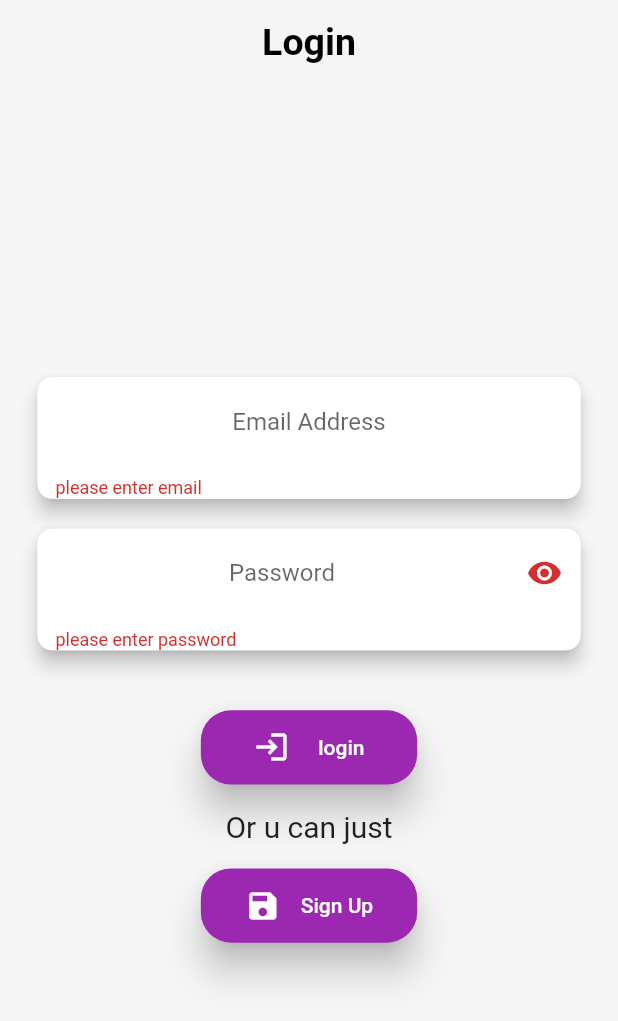
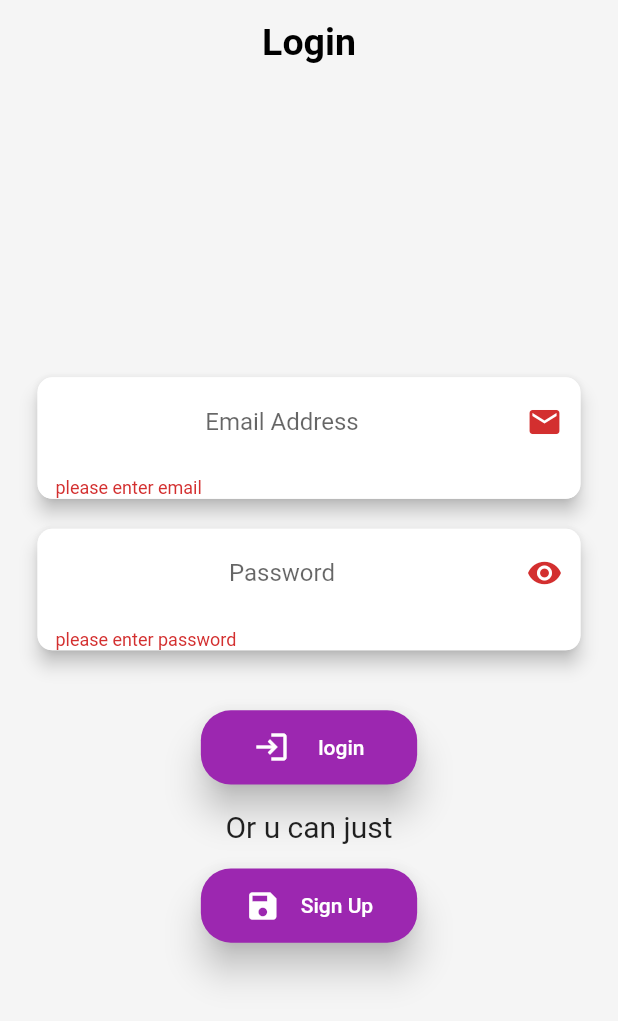
Before and after one commit to MohamedTarek19/task_3, a Flutter app: the screen it shows after launch, after a tap on "login", on a phone screen of 412 x 824 dp. Shown: the top 1021 px of the screen. Run offline on Flutter 3.47's test engine with Material 2 defaults, Android fonts, the phone set to English and light mode, and no system bars; our stand-ins replace cloud_firestore, firebase_auth, firebase_core, flutter_bloc; accounts and stored records are empty; network calls fail.

Commit message:
task5 commit2

```diff
--- /dev/null
+++ b/lib/dataCubit/cubit_app_status.dart
@@ -0,0 +1,18 @@
+abstract class AppState{
+}
+
+class MyAppInit extends AppState{}
+
+class onPorductLoading extends AppState{}
+class onPorductSuccess extends AppState{}
+class onPorductError extends AppState{
+  onPorductError({required this.error});
+  String error;
+}
+
+class onLoginLoading extends AppState{}
+class onLoginSuccess extends AppState{}
+class onLoginError extends AppState{
+  onLoginError({required this.error});
+  String error;
+}
--- /dev/null
+++ b/lib/dataCubit/my_app_cubit.dart
@@ -0,0 +1,49 @@
+import 'package:firebase_auth/firebase_auth.dart';
+import 'package:flutter/material.dart';
+import 'package:flutter_bloc/flutter_bloc.dart';
+import 'package:task_3/api/model.dart';
+import 'package:task_3/dataCubit/cubit_app_status.dart';
+import 'dart:convert';
+import "package:http/http.dart" as http;
+import 'package:task_3/main.dart';
+
+class AppCubit extends Cubit<AppState>{
+  AppCubit(): super(MyAppInit());
+
+  List<Product>? products = [];
+  Future<void> getProductsList() async {
+    emit(onPorductLoading());
+    Uri url = Uri.parse('https://dummyjson.com/products');
+    try{
+      var response = await http.get(url);
+      if (response.statusCode == 200) {
+        var body = jsonDecode(response.body)['products'] as List;
+        List<Product>? Products = [];
+        for (var b in body) {
+          Products.add(Product.fromJson(b));
+        }
+        products = Products;
+        print(products?.length);
+        emit(onPorductSuccess());
+      }
+    }catch(e){
+      emit(onPorductError(error: e.toString()));
+    }
+  }
+
+  Future<void> login(String Email,String Password) async{
+
+      try{
+        emit(onLoginLoading());
+        final credential = await FirebaseAuth.instance.signInWithEmailAndPassword(
+            email: Email,
+            password: Password
+        );
+        if(credential.user != null){
+          emit(onLoginSuccess());
+        }
+      }catch(e){
+        emit(onLoginError(error: e.toString()));
+      }
+    }
+  }
--- a/lib/view/auth_screen.dart
+++ b/lib/view/login_screen.dart
@@ -1,4 +1,7 @@
 import 'package:flutter/material.dart';
+import 'package:flutter_bloc/flutter_bloc.dart';
+import 'package:task_3/dataCubit/cubit_app_status.dart';
+import 'package:task_3/dataCubit/my_app_cubit.dart';
 import 'package:task_3/main.dart';
 import 'package:task_3/view/first_screen.dart';
 import 'package:task_3/view/signup.dart';
@@ -7,35 +10,12 @@ import 'package:firebase_auth/firebase_auth.dart';
 import 'package:firebase_core/firebase_core.dart';
 import '../firebase_options.dart';
 
-
 class Login extends StatelessWidget {
   Login({Key? key}) : super(key: key);
   final _formKey = GlobalKey<FormState>();
   TextEditingController Email = TextEditingController();
   TextEditingController Password = TextEditingController();
   bool obsecureFlag = true;
-
-  Future<void> login(String Email,String Password,BuildContext context) async{
-    if(_formKey.currentState!.validate()){
-      try{
-        final credential = await FirebaseAuth.instance.signInWithEmailAndPassword(
-            email: Email,
-            password: Password
-        );
-        ScaffoldMessenger.of(context).showSnackBar(
-          const SnackBar(content: Text('Successfull!!!!!')),);
-        if(credential.user != null){
-          Navigator.of(context).pushAndRemoveUntil(
-              MaterialPageRoute(builder: (BuildContext context) {
-                return MyHomePage(title: 'Home',);
-              }), (value)=> false);
-        }
-      }catch(e){
-        ScaffoldMessenger.of(context).showSnackBar(
-          SnackBar(content: Text(e.toString())),);
-      }
-    }
-  }
 
   @override
   Widget build(BuildContext context) {
@@ -45,7 +25,7 @@ class Login extends StatelessWidget {
     return Scaffold(
       backgroundColor: Colors.grey[100],
       appBar: AppBar(
-        iconTheme: IconThemeData(
+        iconTheme: const IconThemeData(
           color: Colors.black, // <-- SEE HERE
         ),
         centerTitle: true,
@@ -61,7 +41,6 @@ class Login extends StatelessWidget {
         ),
       ),
       body: Container(
-
         width: width,
         margin: const EdgeInsets.only(left: 25, right: 25),
         child: Form(
@@ -72,6 +51,7 @@ class Login extends StatelessWidget {
                 mainAxisAlignment: MainAxisAlignment.center,
                 children: [
                   FormFieldTemplate(
+                      iconButton: const Icon(Icons.email),
                       obsecureFlag: false,
                       type: TextInputType.emailAddress,
                       mrgin: 20,
@@ -89,15 +69,20 @@ class Login extends StatelessWidget {
                         return null;
                       }),
                   StatefulBuilder(
-                    builder: (BuildContext context, void Function(void Function()) setState) {
+                    builder: (BuildContext context,
+                        void Function(void Function()) setState) {
                       return FormFieldTemplate(
                           obsecureFlag: obsecureFlag,
                           iconButton: IconButton(
                             onPressed: () {
-                              setState((){
+                              setState(() {
                                 obsecureFlag = !obsecureFlag;
                               });
-                            }, icon: Icon(obsecureFlag == true?Icons.visibility:Icons.visibility_off),),
+                            },
+                            icon: Icon(obsecureFlag == true
+                                ? Icons.visibility
+                                : Icons.visibility_off),
+                          ),
                           type: TextInputType.visiblePassword,
                           mrgin: 40,
                           controller: Password,
@@ -112,34 +97,67 @@ class Login extends StatelessWidget {
                           });
                     },
                   ),
-                  ElevatedButton(
+                  BlocConsumer<AppCubit, AppState>(
+                    listener: (context, state) {
+                      if (state is onLoginSuccess) {
+                        WidgetsBinding.instance.addPostFrameCallback((_){
+                          Navigator.push(context,
+                              MaterialPageRoute(builder: (context) {
+                                return MyHomePage(title: 'home',);
+                              }));
+                        });
+                      } else if (state is onLoginError) {
+                        ScaffoldMessenger.of(context).showSnackBar(
+                          SnackBar(content: Text(state.error.toString())),
+                        );
+                      }
+                    },
+                    builder: (context, state) {
+                      return ElevatedButton(
                         style: ElevatedButton.styleFrom(
                             elevation: 10,
                             minimumSize: Size((width * 0.3), height * 0.06),
-                        maximumSize: Size((width * 0.35), height * 0.9),
+                            maximumSize: Size((width * 0.35), height * 0.06),
                             shape: RoundedRectangleBorder(
-                            borderRadius: BorderRadius.circular(20))
-                    ),
+                                borderRadius: BorderRadius.circular(20))),
                         onPressed: () async {
                           if (_formKey.currentState!.validate()) {
-                        await login(Email.text,Password.text,context);
-
+                            await context
+                                .read<AppCubit>()
+                                .login(Email.text, Password.text);
                           }
                         },
-                    child: Row(
-                      mainAxisAlignment: MainAxisAlignment.spaceEvenly,
+                        child: state is onLoginLoading
+                            ? const Padding(
+                                padding: EdgeInsets.only(
+                                    top: 10, bottom: 10, left: 30, right: 30),
+                                child: Center(
+                                  child: CircularProgressIndicator(
+                                    color: Colors.white,
+                                  ),
+                                ),
+                              )
+                            : Row(
+                                mainAxisAlignment:
+                                    MainAxisAlignment.spaceEvenly,
                                 children: const [
                                   Icon(Icons.login),
                                   Text('login'),
                                 ],
                               ),
+                      );
+                    },
                   ),
                   SizedBox(
-                    height: height*0.02,
+                    height: height * 0.02,
                   ),
-                  Text('Or u can just',style: TextStyle(fontSize: 20),textAlign: TextAlign.center,),
+                  const Text(
+                    'Or u can just',
+                    style: TextStyle(fontSize: 20),
+                    textAlign: TextAlign.center,
+                  ),
                   SizedBox(
-                    height: height*0.02,
+                    height: height * 0.02,
                   ),
                   ElevatedButton(
                     style: ElevatedButton.styleFrom(
@@ -147,13 +165,12 @@ class Login extends StatelessWidget {
                         minimumSize: Size((width * 0.3), height * 0.06),
                         maximumSize: Size((width * 0.35), height * 0.9),
                         shape: RoundedRectangleBorder(
-                            borderRadius: BorderRadius.circular(20))
-                    ),
+                            borderRadius: BorderRadius.circular(20))),
                     onPressed: () {
-                      Navigator.push(context,MaterialPageRoute(builder: (BuildContext context) {
+                      Navigator.push(context,
+                          MaterialPageRoute(builder: (BuildContext context) {
                         return SignUp();
                       }));
-
                     },
                     child: Row(
                       mainAxisAlignment: MainAxisAlignment.spaceEvenly,
--- a/lib/view/signup.dart
+++ b/lib/view/signup.dart
@@ -1,6 +1,6 @@
 import 'package:flutter/material.dart';
 import 'package:task_3/main.dart';
-import 'package:task_3/view/auth_screen.dart';
+import 'package:task_3/view/login_screen.dart';
 import 'package:task_3/view/first_screen.dart';
 import 'package:task_3/widgets/form_field_template.dart';
 import 'package:firebase_auth/firebase_auth.dart';
--- a/pubspec.yaml
+++ b/pubspec.yaml
@@ -39,6 +39,7 @@ dependencies:
   firebase_core: ^2.15.1
   firebase_auth: ^4.7.3
   cloud_firestore: ^4.8.5
+  flutter_bloc: ^8.1.3
 
 dev_dependencies:
   flutter_test:
```
Also changed, not shown: lib/BlocObserver.dart (added, +40 -0 lines), lib/main.dart (+36 -24 lines), lib/view/first_screen.dart (+30 -7 lines), lib/widgets/item.dart (+6 -14 lines), pubspec.lock. Lines whose indentation alone changed are shown as unchanged.
